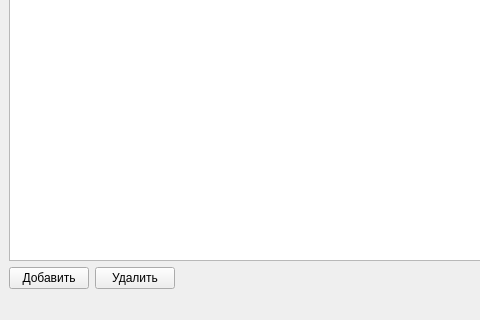
Vitalich2000/employees, file mainwindow.ui: the form before one commit; both pictures show x 0 to 480 and y 280 to 600 of the 800 by 600 pixel window.
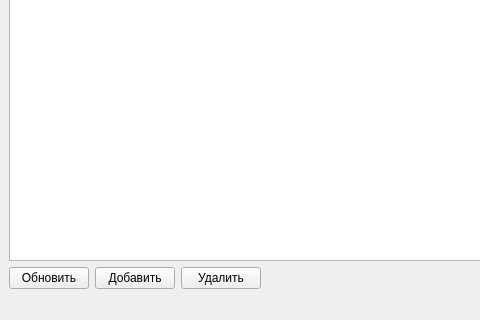
The form after the commit.

```diff
--- a/mainwindow.ui
+++ b/mainwindow.ui
@@ -15,36 +15,43 @@
   </property>
   <widget class="QWidget" name="centralwidget">
    <layout class="QGridLayout" name="gridLayout">
-    <item row="0" column="0" colspan="3">
-     <widget class="QTableView" name="tableView"/>
-    </item>
     <item row="1" column="0">
+     <widget class="QPushButton" name="btnRefresh">
+      <property name="text">
+       <string>Обновить</string>
+      </property>
+     </widget>
+    </item>
+    <item row="1" column="1">
      <widget class="QPushButton" name="dbAdd">
       <property name="text">
        <string>Добавить</string>
       </property>
      </widget>
     </item>
-    <item row="1" column="1">
+    <item row="1" column="2">
      <widget class="QPushButton" name="btnRemove">
       <property name="text">
        <string>Удалить</string>
       </property>
      </widget>
     </item>
-    <item row="1" column="2">
+    <item row="1" column="3">
      <spacer name="horizontalSpacer">
       <property name="orientation">
        <enum>Qt::Horizontal</enum>
       </property>
       <property name="sizeHint" stdset="0">
        <size>
-        <width>607</width>
+        <width>521</width>
         <height>20</height>
        </size>
       </property>
      </spacer>
     </item>
+    <item row="0" column="0" colspan="4">
+     <widget class="QTableView" name="tableView"/>
+    </item>
    </layout>
   </widget>
   <widget class="QMenuBar" name="menubar">
```
